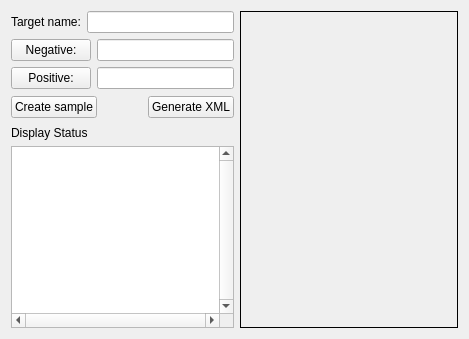
windsice/Facial-Recognition, file XML_creator.ui: the form before one commit.
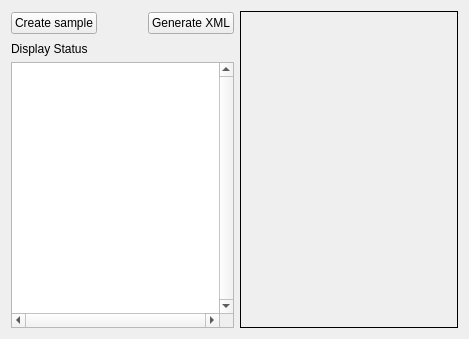
The form after the commit.

Commit message: changed xml creator UI, still more needed to add

What changed in the file:
```diff
--- a/XML_creator.ui
+++ b/XML_creator.ui
@@ -16,48 +16,6 @@
   <layout class="QHBoxLayout" name="horizontalLayout_4" stretch="0,1">
    <item>
     <layout class="QVBoxLayout" name="verticalLayout">
-     <item>
-      <layout class="QHBoxLayout" name="horizontalLayout">
-       <item>
-        <widget class="QLabel" name="label_targetname">
-         <property name="text">
-          <string>Target name:</string>
-         </property>
-        </widget>
-       </item>
-       <item>
-        <widget class="QLineEdit" name="lineEdit_targetname"/>
-       </item>
-      </layout>
-     </item>
-     <item>
-      <layout class="QHBoxLayout" name="horizontalLayout_2">
-       <item>
-        <widget class="QPushButton" name="pushButton_negpath">
-         <property name="text">
-          <string>Negative:</string>
-         </property>
-        </widget>
-       </item>
-       <item>
-        <widget class="QLineEdit" name="lineEdit_negpath"/>
-       </item>
-      </layout>
-     </item>
-     <item>
-      <layout class="QHBoxLayout" name="horizontalLayout_3">
-       <item>
-        <widget class="QPushButton" name="pushButton_pospath">
-         <property name="text">
-          <string>Positive:</string>
-         </property>
-        </widget>
-       </item>
-       <item>
-        <widget class="QLineEdit" name="lineEdit_pospath"/>
-       </item>
-      </layout>
-     </item>
      <item>
       <layout class="QHBoxLayout" name="horizontalLayout_6" stretch="0,0,0">
        <item>
```
The commit also changes 5 other files.
